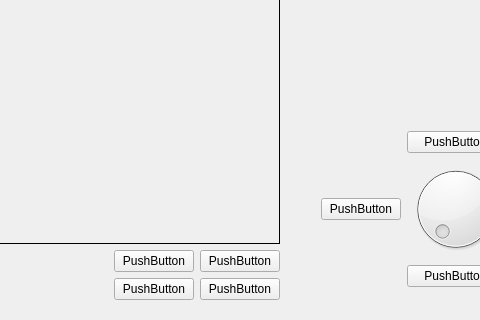
lxgouc/Qt-tcp-opencv, file SmartCar/widget.ui: the form before one commit; both pictures show x 340 to 820 and y 220 to 540 of the 960 by 540 pixel window.
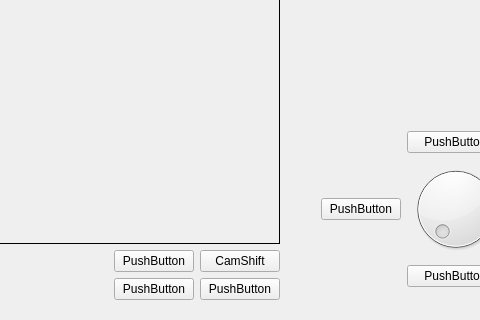
The form after the commit. Custom widgets are drawn as their Qt base class.

Commit message: set label name

The edit to the form file:
```diff
--- a/SmartCar/widget.ui
+++ b/SmartCar/widget.ui
@@ -81,7 +81,7 @@
         <item>
          <widget class="QPushButton" name="camshift">
           <property name="text">
-           <string>PushButton</string>
+           <string>CamShift</string>
           </property>
          </widget>
         </item>
```
